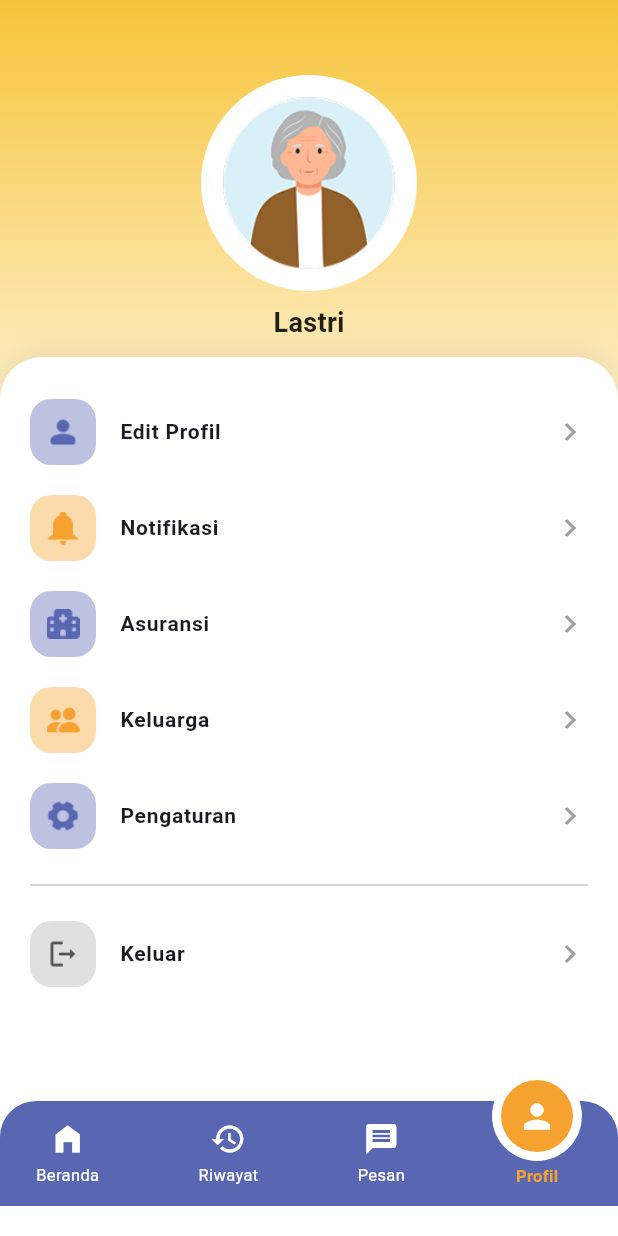
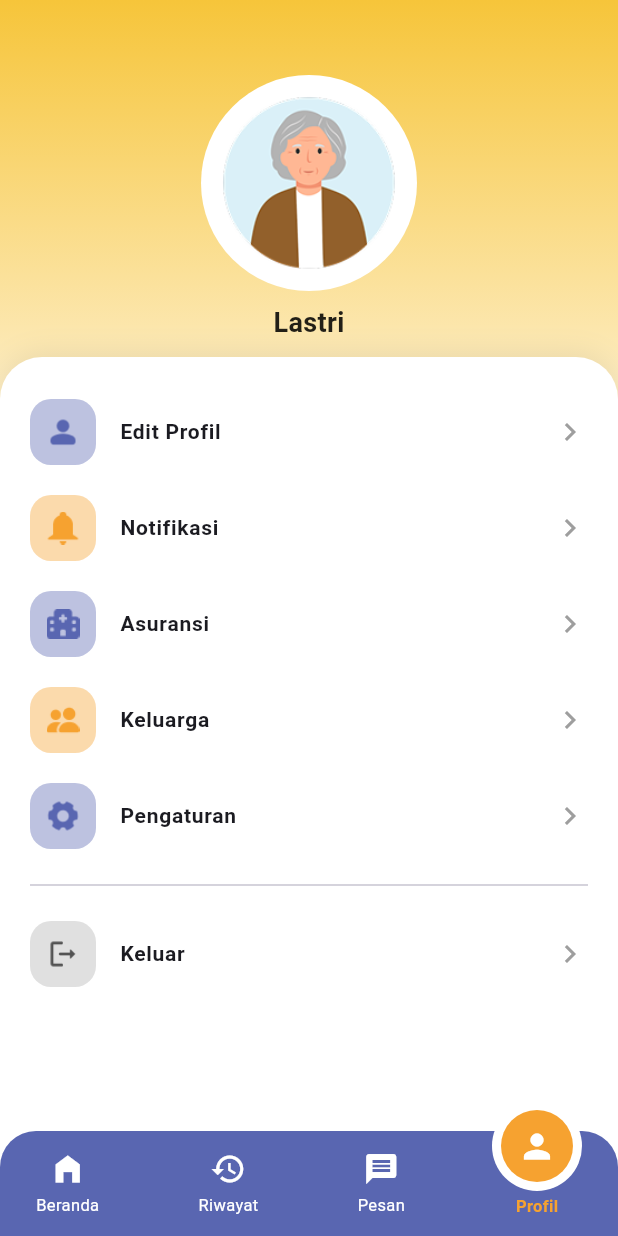
Before and after one commit to manzil26/sahabatRS, a Flutter app: the screen it shows after launch, on a phone screen of 412 x 824 dp. Run offline on Flutter 3.47's test engine with Material 3 defaults, Android fonts, the phone set to English and light mode, and no system bars; our stand-ins replace image_picker, supabase_flutter; missing offline and left inert: iconify_flutter; accounts and stored records are empty; Roboto replaces fonts that are missing (Rubik).

Commit message:
update buttom navbar

```diff
--- a/lib/screens/edit-profile/profile.dart
+++ b/lib/screens/edit-profile/profile.dart
@@ -4,6 +4,7 @@ import 'package:iconify_flutter/icons/mdi.dart';
 
 class ProfilePage extends StatelessWidget {
   const ProfilePage({super.key});
+
 
   @override
   Widget build(BuildContext context) {
@@ -21,7 +22,6 @@ class ProfilePage extends StatelessWidget {
               Color(0xFF5966B1), // ungu bawah
             ],
             stops: [0.0, 0.45, 0.8, 1.0],
-
           ),
         ),
         child: Column(
@@ -39,7 +39,8 @@ class ProfilePage extends StatelessWidget {
                     shape: BoxShape.circle,
                     color: Colors.white,
                   ),
-                  padding: const EdgeInsets.all(0.7), // border putih lebih tipis
+                  padding:
+                      const EdgeInsets.all(0.7), // border putih lebih tipis
                   child: ClipOval(
                     child: Image.asset(
                       "assets/images/user.png",
@@ -66,7 +67,6 @@ class ProfilePage extends StatelessWidget {
             Expanded(
               child: Container(
                 width: double.infinity,
-                // full sampai bawah: tidak ada margin/padding ekstra di bawah
                 decoration: BoxDecoration(
                   color: Colors.white,
                   borderRadius: const BorderRadius.only(
@@ -86,7 +86,6 @@ class ProfilePage extends StatelessWidget {
                   vertical: 18,
                 ),
                 child: ListView(
-                  // ⬇️ di-scroll lagi di HP (physics default, gak dikunci)
                   padding: EdgeInsets.zero,
                   children: [
                     menuItem(
@@ -136,8 +135,10 @@ class ProfilePage extends StatelessWidget {
         child: Stack(
           clipBehavior: Clip.none,
           children: [
-            // bar ungu
-            Container(
+            // bar ungu ditempel ke bawah
+            Align(
+              alignment: Alignment.bottomCenter,
+              child: Container(
                 height: 70,
                 decoration: const BoxDecoration(
                   color: Color(0xFF5966B1),
@@ -166,11 +167,12 @@ class ProfilePage extends StatelessWidget {
                   ],
                 ),
               ),
+            ),
 
             // ikon Profil: icon putih, lingkaran oranye, border putih tebal
             Positioned(
               right: 24,
-              top: -20,
+              top: 0,
               child: Column(
                 children: [
                   Container(
@@ -180,7 +182,8 @@ class ProfilePage extends StatelessWidget {
                       color: Colors.white, // border putih
                       shape: BoxShape.circle,
                     ),
-                    padding: const EdgeInsets.all(6), // ketebalan border putih
+                    padding:
+                        const EdgeInsets.all(6), // ketebalan border putih
                     child: Container(
                       decoration: const BoxDecoration(
                         color: Color(0xFFF6A230), // lingkaran oranye
@@ -199,7 +202,8 @@ class ProfilePage extends StatelessWidget {
                     style: TextStyle(
                       fontSize: 11,
                       fontWeight: FontWeight.w600,
-                      color: Color(0xFFF6A230), // tulisan Profil oranye
+                      color:
+                          Color(0xFFF6A230), // tulisan Profil oranye
                     ),
                   ),
                 ],
@@ -210,6 +214,7 @@ class ProfilePage extends StatelessWidget {
       ),
     );
   }
+
   // ================= WIDGET MENU ITEM =================
   Widget menuItem({
     required String iconAsset,
```
Lines whose indentation alone changed are shown as unchanged.
